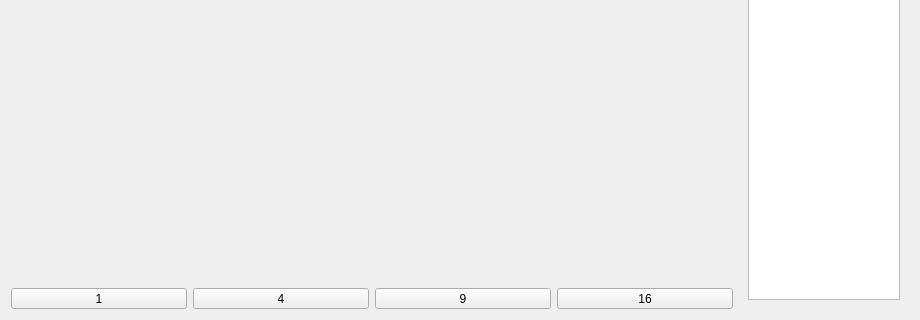
The window that player/mainwindow.ui (dyhgo/Horus) describes before a commit, drawn with Qt 5; both pictures show x 0 to 920 and y 371 to 691 of the 920 by 691 pixel window.
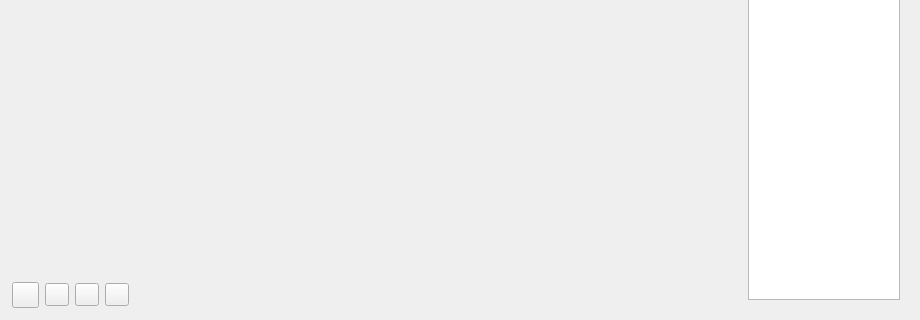
The same window after the commit. Icons and pictures are not drawn.

```diff
--- a/player/mainwindow.ui
+++ b/player/mainwindow.ui
@@ -52,60 +52,117 @@
     </widget>
    </item>
    <item row="1" column="0">
+    <widget class="QWidget" name="widgetMulti" native="true">
+     <property name="sizePolicy">
+      <sizepolicy hsizetype="Preferred" vsizetype="Fixed">
+       <horstretch>0</horstretch>
+       <verstretch>0</verstretch>
+      </sizepolicy>
+     </property>
     <layout class="QHBoxLayout" name="horizontalLayout">
+      <property name="sizeConstraint">
+       <enum>QLayout::SetDefaultConstraint</enum>
+      </property>
+      <property name="leftMargin">
+       <number>1</number>
+      </property>
+      <property name="topMargin">
+       <number>1</number>
+      </property>
+      <property name="rightMargin">
+       <number>1</number>
+      </property>
+      <property name="bottomMargin">
+       <number>1</number>
+      </property>
      <item>
       <widget class="QToolButton" name="btnOne">
        <property name="sizePolicy">
-        <sizepolicy hsizetype="Expanding" vsizetype="Fixed">
+         <sizepolicy hsizetype="Preferred" vsizetype="Fixed">
          <horstretch>0</horstretch>
          <verstretch>0</verstretch>
         </sizepolicy>
        </property>
+        <property name="maximumSize">
+         <size>
+          <width>16777215</width>
+          <height>16777215</height>
+         </size>
+        </property>
        <property name="text">
-        <string>1</string>
+         <string/>
+        </property>
+        <property name="iconSize">
+         <size>
+          <width>19</width>
+          <height>19</height>
+         </size>
+        </property>
+        <property name="checkable">
+         <bool>false</bool>
+        </property>
+        <property name="checked">
+         <bool>false</bool>
+        </property>
+        <property name="toolButtonStyle">
+         <enum>Qt::ToolButtonIconOnly</enum>
        </property>
       </widget>
      </item>
      <item>
       <widget class="QToolButton" name="btnFour">
        <property name="sizePolicy">
-        <sizepolicy hsizetype="Expanding" vsizetype="Fixed">
+         <sizepolicy hsizetype="Preferred" vsizetype="Fixed">
          <horstretch>0</horstretch>
          <verstretch>0</verstretch>
         </sizepolicy>
        </property>
        <property name="text">
-        <string>4</string>
+         <string/>
        </property>
       </widget>
      </item>
      <item>
       <widget class="QToolButton" name="btnNine">
        <property name="sizePolicy">
-        <sizepolicy hsizetype="Expanding" vsizetype="Fixed">
+         <sizepolicy hsizetype="Preferred" vsizetype="Fixed">
          <horstretch>0</horstretch>
          <verstretch>0</verstretch>
         </sizepolicy>
        </property>
        <property name="text">
-        <string>9</string>
+         <string/>
        </property>
       </widget>
      </item>
      <item>
       <widget class="QToolButton" name="btnSixteen">
        <property name="sizePolicy">
-        <sizepolicy hsizetype="Expanding" vsizetype="Fixed">
+         <sizepolicy hsizetype="Preferred" vsizetype="Fixed">
          <horstretch>0</horstretch>
          <verstretch>0</verstretch>
         </sizepolicy>
        </property>
        <property name="text">
-        <string>16</string>
+         <string/>
        </property>
       </widget>
      </item>
-    </layout>
+      <item>
+       <spacer name="horizontalSpacer">
+        <property name="orientation">
+         <enum>Qt::Horizontal</enum>
+        </property>
+        <property name="sizeHint" stdset="0">
+         <size>
+          <width>586</width>
+          <height>20</height>
+         </size>
+        </property>
+       </spacer>
+      </item>
+     </layout>
+    </widget>
    </item>
   </layout>
   <action name="actOne">
```
Left out of the diff: 45 changed lines with no effect on the pictures. Lines whose indentation alone changed are shown as unchanged.
